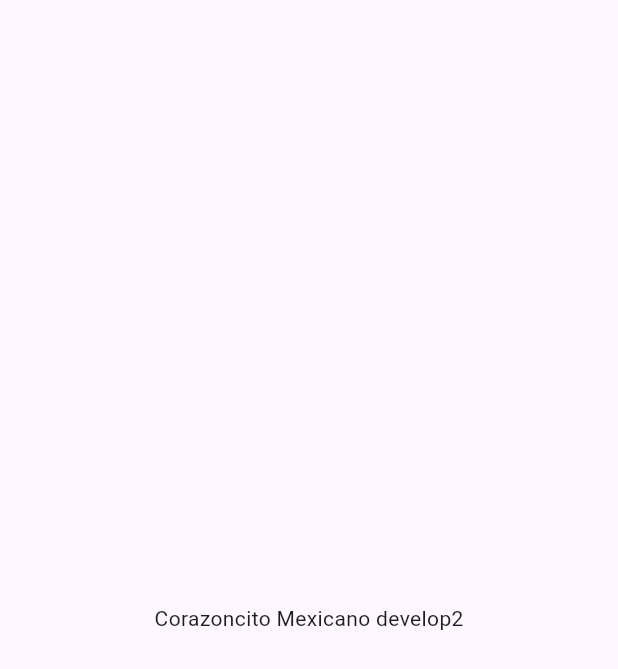
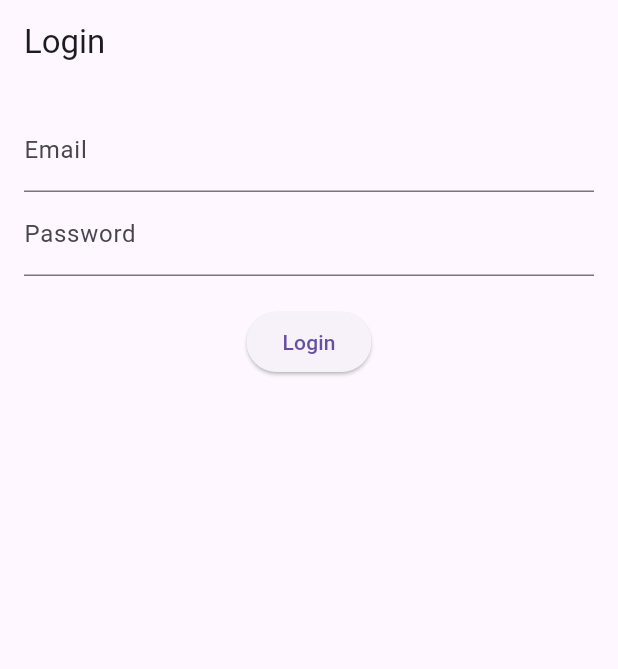
Before and after one commit to HenryGiovanniSanchezSolis/corazoncitoMexicano-test1, a Flutter app: the screen it shows after launch, on a phone screen of 412 x 824 dp. Shown: the top 669 px of the screen. Run offline on Flutter 3.47's test engine with Material 3 defaults, Android fonts, the phone set to English and light mode, and no system bars; our stand-ins replace firebase_auth, firebase_core; accounts and stored records are empty.

```diff
--- /dev/null
+++ b/lib/login_screen.dart
@@ -0,0 +1,57 @@
+import 'package:flutter/material.dart';
+import 'package:firebase_auth/firebase_auth.dart';
+
+class LoginScreen extends StatefulWidget {
+  const LoginScreen({super.key});
+
+  @override
+  _LoginScreenState createState() => _LoginScreenState();
+}
+
+class _LoginScreenState extends State<LoginScreen> {
+  final _emailController = TextEditingController();
+  final _passwordController = TextEditingController();
+  final _auth = FirebaseAuth.instance;
+
+  void _login() async {
+    try {
+      await _auth.signInWithEmailAndPassword(
+        email: _emailController.text,
+        password: _passwordController.text,
+      );
+      // Navegar a otra pantalla o mostrar un mensaje de éxito
+    } catch (e) {
+      print(e); // Manejo de errores
+    }
+  }
+
+  @override
+  Widget build(BuildContext context) {
+    return Scaffold(
+      appBar: AppBar(
+        title: const Text('Login'),
+      ),
+      body: Padding(
+        padding: const EdgeInsets.all(16.0),
+        child: Column(
+          children: [
+            TextField(
+              controller: _emailController,
+              decoration: const InputDecoration(labelText: 'Email'),
+            ),
+            TextField(
+              controller: _passwordController,
+              decoration: const InputDecoration(labelText: 'Password'),
+              obscureText: true,
+            ),
+            const SizedBox(height: 20),
+            ElevatedButton(
+              onPressed: _login,
+              child: const Text('Login'),
+            ),
+          ],
+        ),
+      ),
+    );
+  }
+}
--- a/lib/main.dart
+++ b/lib/main.dart
@@ -1,4 +1,28 @@
 import 'package:flutter/material.dart';
+import 'package:firebase_core/firebase_core.dart';
+import 'login_screen.dart';
+
+void main() async {
+  WidgetsFlutterBinding.ensureInitialized();
+  await Firebase.initializeApp();
+  runApp(MyApp());
+}
+
+class MyApp extends StatelessWidget {
+  @override
+  Widget build(BuildContext context) {
+    return MaterialApp(
+      title: 'Flutter Firebase Auth',
+      theme: ThemeData(
+        primarySwatch: Colors.blue,
+      ),
+      home: LoginScreen(),
+    );
+  }
+}
+
+
+/*import 'package:flutter/material.dart';
 
 void main() {
   runApp(const MainApp());
@@ -12,9 +36,9 @@ class MainApp extends StatelessWidget {
     return const MaterialApp(
       home: Scaffold(
         body: Center(
-          child: Text('Corazoncito Mexicano develop2'),
+          child: Text('Hello World!'),
         ),
       ),
     );
   }
-}
+}*/
--- a/pubspec.yaml
+++ b/pubspec.yaml
@@ -10,6 +10,7 @@ dependencies:
   flutter:
     sdk: flutter
   firebase_core: ^3.4.0
+  firebase_auth: ^5.2.0
 
 dev_dependencies:
   flutter_test:
```
Also changed, not shown: pubspec.lock, 6 other files.
